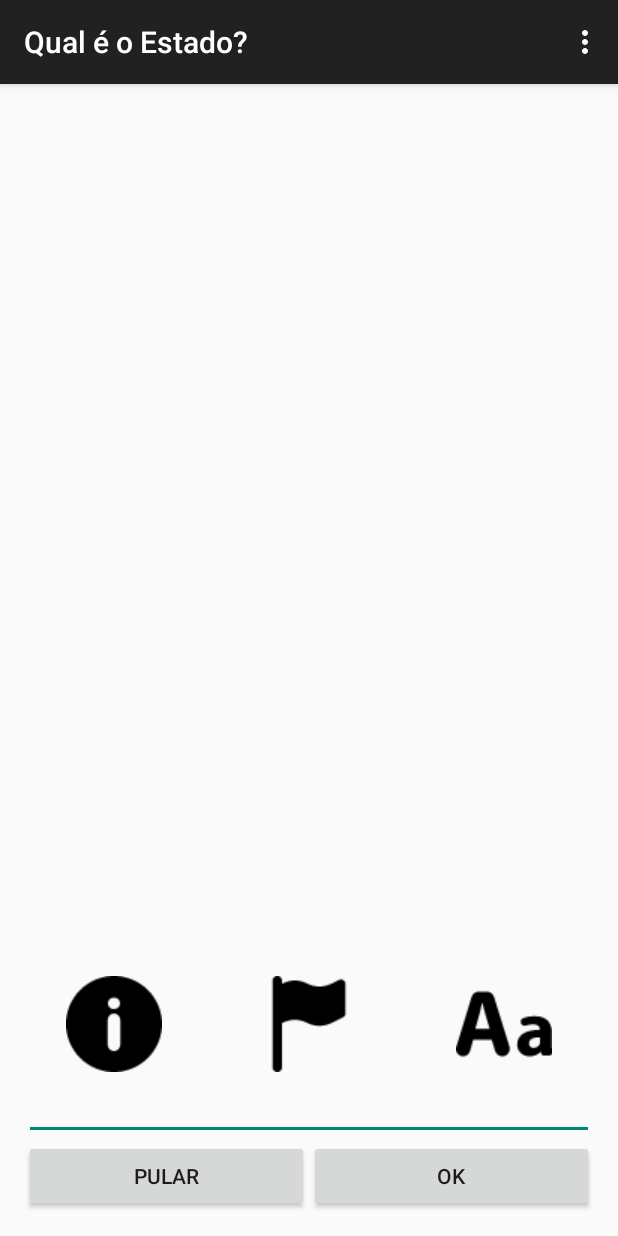
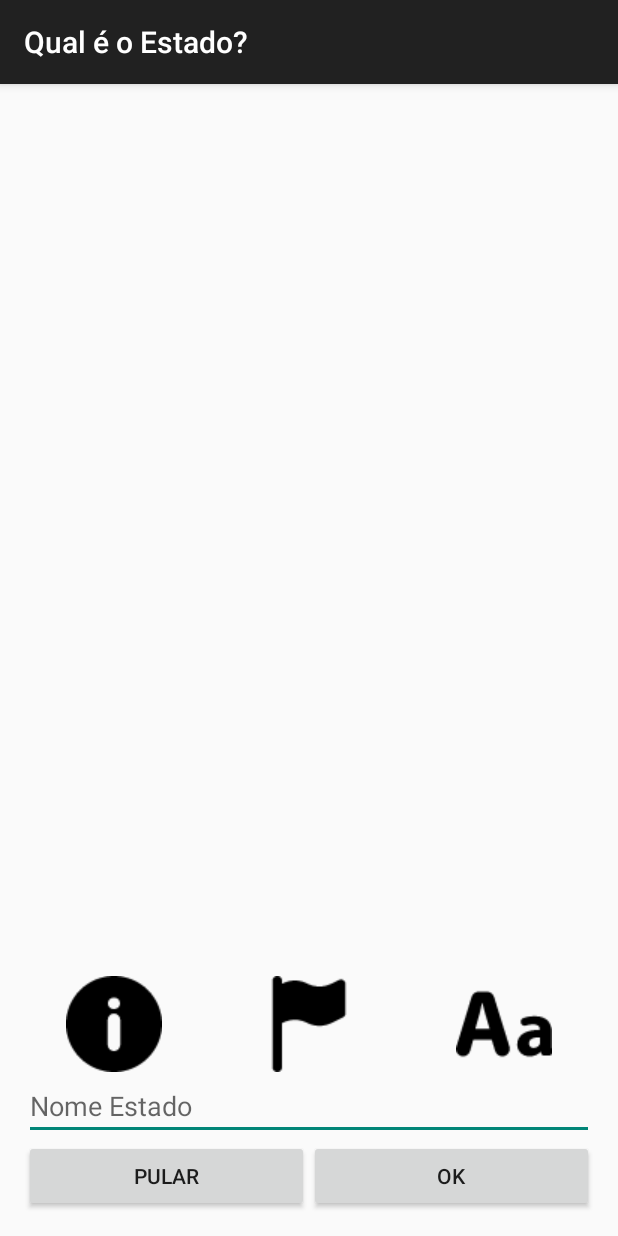
Before and after one commit to luizfp/QualOEstado, an Android app: the ActJogo screen opened directly, with no data from a screen before it, on a phone screen of 412 x 824 dp. Run offline under Robolectric (Android 15) with nearby library versions, the phone set to English and light mode, and no system bars; libraries missing offline, so code that uses them is left out: com.readystatesoftware.sqliteasset; 15 statements that could not run were skipped.

Commit message:
Dicas
Melhorando como as dicas foram implementadas, colocando objetos.

```diff
--- a/app/src/main/java/br/com/lfpmobile/qualoestado/activities/ActJogo.java
+++ b/app/src/main/java/br/com/lfpmobile/qualoestado/activities/ActJogo.java
@@ -53,7 +53,7 @@ public class ActJogo extends AppCompatActivity {
         });
 
         gerenciador = new Gerenciador();
-        gerenciador.buscarEstados(this);
+        gerenciador.iniciarJogo(this);
         posicaoLista = 0;
         setMapaOnScreen();
     }
@@ -65,6 +65,7 @@ public class ActJogo extends AppCompatActivity {
             posicaoLista = 0;
         }
         estado = gerenciador.getListaEstados().get(posicaoLista);
+        gerenciador.recriarDicas(estado);
         String nomeImgMapa = estado.getNomeImgMapa();
         int resId = DrawableUtils.getImageIdByName(nomeImgMapa, this);
         imgEstado.setImageResource(resId);
@@ -93,6 +94,7 @@ public class ActJogo extends AppCompatActivity {
     }
 
     public void getDicaDescricao(View view) {
+        //TODO passar os objetos dica para os DF.
         DFDescricao dfDescricao = DFDescricao.newInstance(estado.getDescricao());
         dfDescricao.show(getSupportFragmentManager(), "TAG");
     }
--- a/app/src/main/java/br/com/lfpmobile/qualoestado/dominio/Gerenciador.java
+++ b/app/src/main/java/br/com/lfpmobile/qualoestado/dominio/Gerenciador.java
@@ -10,16 +10,36 @@ import br.com.lfpmobile.qualoestado.util.StringUtils;
 public class Gerenciador {
 
 	private Jogador jogador;
-	private Dica dica;
+	private DicaBandeira dicaBandeira;
+    private DicaDescricao dicaDescricao;
+    private DicaLetra dicaLetra;
 	private List<Estado> listaEstados;
 
 	public Gerenciador() {
 	}
 
-	public void buscarEstados(Context context) {
-		RepositorioEstado repositorioEstado = new RepositorioEstado(context);
-		listaEstados = repositorioEstado.getEstados();
-	}
+    public void iniciarJogo(Context context) {
+        // Criar Jogador
+        buscarEstados(context);
+        criarDicas();
+    }
+
+    private void buscarEstados(Context context) {
+        RepositorioEstado repositorioEstado = new RepositorioEstado(context);
+        listaEstados = repositorioEstado.getEstados();
+    }
+
+    private void criarDicas() {
+        dicaBandeira = new DicaBandeira(listaEstados.get(0), false);
+        dicaDescricao = new DicaDescricao(listaEstados.get(0), false);
+        dicaLetra = new DicaLetra(listaEstados.get(0), false);
+    }
+
+    public void recriarDicas(Estado estado) {
+        dicaBandeira.setEstado(estado);
+        dicaDescricao.setEstado(estado);
+        dicaLetra.setEstado(estado);
+    }
 
 	public boolean confirmaJogada(String jogadaUsuario, String nomeEstado) {
 		jogadaUsuario = StringUtils.stripAccents(jogadaUsuario).toLowerCase().trim();
@@ -36,14 +56,6 @@ public class Gerenciador {
 		this.jogador = jogador;
 	}
 
-	public Dica getDica() {
-		return dica;
-	}
-
-	public void setDica(Dica dica) {
-		this.dica = dica;
-	}
-
 	public List<Estado> getListaEstados() {
 		return listaEstados;
 	}
--- a/app/src/main/res/layout/act_jogo.xml
+++ b/app/src/main/res/layout/act_jogo.xml
@@ -56,6 +56,7 @@
     </LinearLayout>
 
     <EditText
+        android:hint="@string/label_hint_resposta"
         android:imeOptions="actionGo"
         android:inputType="text"
         android:layout_width="match_parent"
--- a/app/src/main/res/menu/menu_act_jogo.xml
+++ b/app/src/main/res/menu/menu_act_jogo.xml
@@ -3,5 +3,6 @@
     xmlns:tools="http://schemas.android.com/tools"
     tools:context="br.com.lfpmobile.qualoestado.activities.ActJogo">
     <item android:id="@+id/action_settings" android:title="@string/action_settings"
-        android:orderInCategory="100" app:showAsAction="never" />
+        android:orderInCategory="100" app:showAsAction="never"
+        android:visible="false"/>
 </menu>
--- a/app/src/main/res/values/strings.xml
+++ b/app/src/main/res/values/strings.xml
@@ -4,4 +4,10 @@
     <string name="hello_world">Hello world!</string>
     <string name="action_settings">Settings</string>
     <string name="title_activity_act_jogo">Qual é o Estado?</string>
+
+    <!-- ActMain -->
+    <string name="label_seus_pontos">Seus Pontos:</string>
+
+    <!-- ActJogo -->
+    <string name="label_hint_resposta">Nome Estado</string>
 </resources>
```
Also changed, not shown: app/src/main/java/br/com/lfpmobile/qualoestado/Constants.java (added, +16 -0 lines), app/src/main/java/br/com/lfpmobile/qualoestado/dominio/Dica.java (+11 -10 lines), app/src/main/java/br/com/lfpmobile/qualoestado/dominio/DicaBandeira.java (+12 -15 lines), app/src/main/java/br/com/lfpmobile/qualoestado/dominio/DicaDescricao.java (+9 -5 lines), app/src/main/java/br/com/lfpmobile/qualoestado/dominio/DicaLetra.java (+6 -18 lines), app/src/main/java/br/com/lfpmobile/qualoestado/dominio/Jogador.java (+1 -11 lines), app/src/main/res/layout/act_main.xml (+29 -0 lines), app/src/main/assets/databases/QualOEstado.db.
